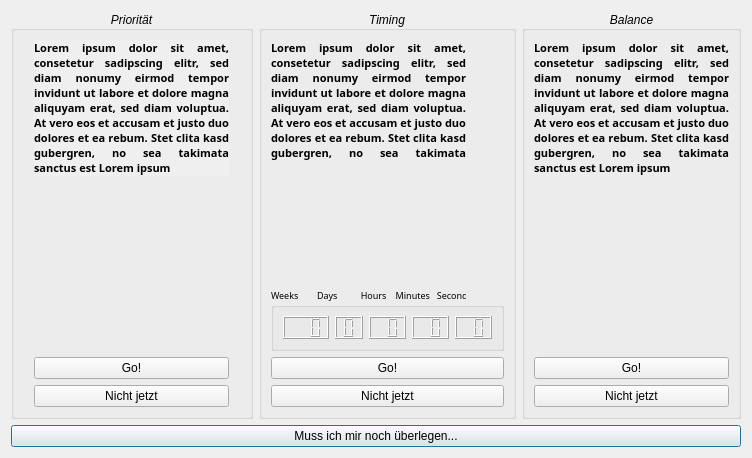
First picture: the form in src/watnu/ui/what_now.ui, repository amogorkon/watnu, before the edit.
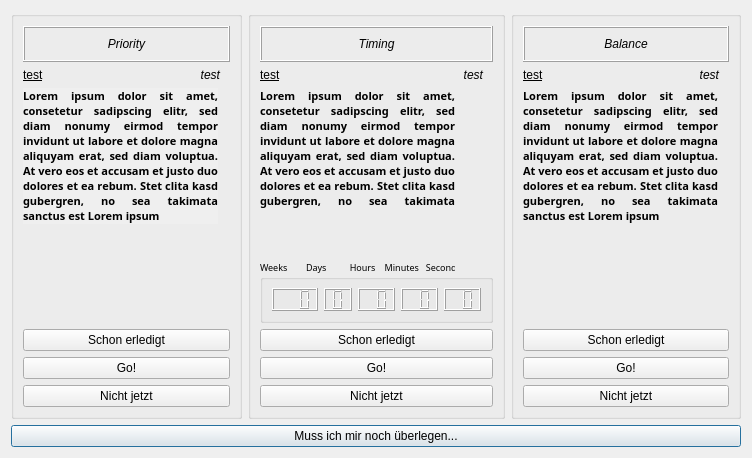
Second picture: the form after the edit.

Commit message: fixed many bugs; notes editable during task run

What changed in the file:
```diff
--- a/src/watnu/ui/what_now.ui
+++ b/src/watnu/ui/what_now.ui
@@ -28,7 +28,7 @@
      <item>
       <widget class="QGroupBox" name="priority">
        <property name="sizePolicy">
-        <sizepolicy hsizetype="Minimum" vsizetype="Preferred">
+        <sizepolicy hsizetype="Expanding" vsizetype="Expanding">
          <horstretch>0</horstretch>
          <verstretch>0</verstretch>
         </sizepolicy>
@@ -50,7 +50,7 @@
         <enum>Qt::TabFocus</enum>
        </property>
        <property name="title">
-        <string>Priorität</string>
+        <string/>
        </property>
        <property name="alignment">
         <set>Qt::AlignCenter</set>
@@ -62,74 +62,7 @@
         <bool>false</bool>
        </property>
        <layout class="QGridLayout" name="gridLayout">
-        <item row="0" column="0">
-         <widget class="QLabel" name="task_desc_priority">
-          <property name="sizePolicy">
-           <sizepolicy hsizetype="Fixed" vsizetype="Preferred">
-            <horstretch>0</horstretch>
-            <verstretch>0</verstretch>
-           </sizepolicy>
-          </property>
-          <property name="minimumSize">
-           <size>
-            <width>195</width>
-            <height>0</height>
-           </size>
-          </property>
-          <property name="font">
-           <font>
-            <family>Segoe MDL2 Assets</family>
-            <pointsize>8</pointsize>
-            <weight>75</weight>
-            <italic>false</italic>
-            <bold>true</bold>
-           </font>
-          </property>
-          <property name="mouseTracking">
-           <bool>false</bool>
-          </property>
-          <property name="toolTip">
-           <string notr="true"/>
-          </property>
-          <property name="autoFillBackground">
-           <bool>true</bool>
-          </property>
-          <property name="frameShape">
-           <enum>QFrame::NoFrame</enum>
-          </property>
-          <property name="text">
-           <string notr="true">Lorem ipsum dolor sit amet, consetetur sadipscing elitr, sed diam nonumy eirmod tempor invidunt ut labore et dolore magna aliquyam erat, sed diam voluptua. At vero eos et accusam et justo duo dolores et ea rebum. Stet clita kasd gubergren, no sea takimata sanctus est Lorem ipsum </string>
-          </property>
-          <property name="textFormat">
-           <enum>Qt::PlainText</enum>
-          </property>
-          <property name="alignment">
-           <set>Qt::AlignJustify|Qt::AlignTop</set>
-          </property>
-          <property name="wordWrap">
-           <bool>true</bool>
-          </property>
-          <property name="openExternalLinks">
-           <bool>false</bool>
-          </property>
-         </widget>
-        </item>
-        <item row="3" column="0">
-         <widget class="QPushButton" name="skip_priority">
-          <property name="font">
-           <font>
-            <italic>false</italic>
-           </font>
-          </property>
-          <property name="text">
-           <string>Nicht jetzt</string>
-          </property>
-          <property name="autoDefault">
-           <bool>false</bool>
-          </property>
-         </widget>
-        </item>
-        <item row="2" column="0">
+        <item row="8" column="0">
          <widget class="QPushButton" name="go_priority">
           <property name="font">
            <font>
@@ -147,7 +80,7 @@
           </property>
          </widget>
         </item>
-        <item row="1" column="0">
+        <item row="6" column="0">
          <spacer name="verticalSpacer">
           <property name="orientation">
            <enum>Qt::Vertical</enum>
@@ -160,13 +93,174 @@
           </property>
          </spacer>
         </item>
+        <item row="9" column="0">
+         <widget class="QPushButton" name="skip_priority">
+          <property name="font">
+           <font>
+            <italic>false</italic>
+           </font>
+          </property>
+          <property name="text">
+           <string>Nicht jetzt</string>
+          </property>
+          <property name="shortcut">
+           <string>1</string>
+          </property>
+          <property name="autoDefault">
+           <bool>false</bool>
+          </property>
+         </widget>
+        </item>
+        <item row="7" column="0">
+         <widget class="QPushButton" name="done_priority">
+          <property name="font">
+           <font>
+            <italic>false</italic>
+           </font>
+          </property>
+          <property name="text">
+           <string>Schon erledigt</string>
+          </property>
+          <property name="shortcut">
+           <string>7</string>
+          </property>
+         </widget>
+        </item>
+        <item row="5" column="0">
+         <widget class="QLabel" name="task_desc_priority">
+          <property name="sizePolicy">
+           <sizepolicy hsizetype="Fixed" vsizetype="Preferred">
+            <horstretch>0</horstretch>
+            <verstretch>0</verstretch>
+           </sizepolicy>
+          </property>
+          <property name="minimumSize">
+           <size>
+            <width>195</width>
+            <height>0</height>
+           </size>
+          </property>
+          <property name="font">
+           <font>
+            <family>Segoe MDL2 Assets</family>
+            <pointsize>8</pointsize>
+            <weight>75</weight>
+            <italic>false</italic>
+            <bold>true</bold>
+           </font>
+          </property>
+          <property name="mouseTracking">
+           <bool>false</bool>
+          </property>
+          <property name="toolTip">
+           <string notr="true"/>
+          </property>
+          <property name="autoFillBackground">
+           <bool>true</bool>
+          </property>
+          <property name="frameShape">
+           <enum>QFrame::NoFrame</enum>
+          </property>
+          <property name="text">
+           <string notr="true">Lorem ipsum dolor sit amet, consetetur sadipscing elitr, sed diam nonumy eirmod tempor invidunt ut labore et dolore magna aliquyam erat, sed diam voluptua. At vero eos et accusam et justo duo dolores et ea rebum. Stet clita kasd gubergren, no sea takimata sanctus est Lorem ipsum </string>
+          </property>
+          <property name="textFormat">
+           <enum>Qt::PlainText</enum>
+          </property>
+          <property name="alignment">
+           <set>Qt::AlignJustify|Qt::AlignTop</set>
+          </property>
+          <property name="wordWrap">
+           <bool>true</bool>
+          </property>
+          <property name="openExternalLinks">
+           <bool>false</bool>
+          </property>
+         </widget>
+        </item>
+        <item row="2" column="0">
+         <widget class="QFrame" name="frame">
+          <property name="sizePolicy">
+           <sizepolicy hsizetype="Expanding" vsizetype="Preferred">
+            <horstretch>0</horstretch>
+            <verstretch>0</verstretch>
+           </sizepolicy>
+          </property>
+          <property name="frameShape">
+           <enum>QFrame::Box</enum>
+          </property>
+          <property name="frameShadow">
+           <enum>QFrame::Raised</enum>
+          </property>
+          <layout class="QVBoxLayout" name="verticalLayout_3">
+           <item>
+            <widget class="QLabel" name="label_4">
+             <property name="text">
+              <string>Priority</string>
+             </property>
+             <property name="alignment">
+              <set>Qt::AlignCenter</set>
+             </property>
+            </widget>
+           </item>
+          </layout>
+         </widget>
+        </item>
+        <item row="3" column="0">
+         <layout class="QHBoxLayout" name="priority_header">
+          <property name="topMargin">
+           <number>0</number>
+          </property>
+          <item>
+           <widget class="QLabel" name="task_space_priority">
+            <property name="sizePolicy">
+             <sizepolicy hsizetype="Expanding" vsizetype="Minimum">
+              <horstretch>0</horstretch>
+              <verstretch>0</verstretch>
+             </sizepolicy>
+            </property>
+            <property name="font">
+             <font>
+              <italic>false</italic>
+              <underline>true</underline>
+             </font>
+            </property>
+            <property name="text">
+             <string>test</string>
+            </property>
+            <property name="alignment">
+             <set>Qt::AlignLeading|Qt::AlignLeft|Qt::AlignVCenter</set>
+            </property>
+           </widget>
+          </item>
+          <item>
+           <widget class="QLabel" name="activity_priority">
+            <property name="sizePolicy">
+             <sizepolicy hsizetype="Expanding" vsizetype="Minimum">
+              <horstretch>0</horstretch>
+              <verstretch>0</verstretch>
+             </sizepolicy>
+            </property>
+            <property name="text">
+             <string>test</string>
+            </property>
+            <property name="alignment">
+             <set>Qt::AlignRight|Qt::AlignTrailing|Qt::AlignVCenter</set>
+            </property>
+            <property name="indent">
+             <number>10</number>
+            </property>
+           </widget>
+          </item>
+         </layout>
+        </item>
        </layout>
       </widget>
      </item>
      <item>
       <widget class="QGroupBox" name="timing">
        <property name="sizePolicy">
-        <sizepolicy hsizetype="Fixed" vsizetype="Preferred">
+        <sizepolicy hsizetype="Expanding" vsizetype="Preferred">
          <horstretch>0</horstretch>
          <verstretch>0</verstretch>
         </sizepolicy>
@@ -177,13 +271,13 @@
         </font>
        </property>
        <property name="title">
-        <string>Timing</string>
+        <string/>
        </property>
        <property name="alignment">
         <set>Qt::AlignCenter</set>
        </property>
        <layout class="QGridLayout" name="gridLayout_2">
-        <item row="4" column="0">
+        <item row="6" column="0">
          <widget class="QGroupBox" name="groupBox_2">
           <property name="sizePolicy">
            <sizepolicy hsizetype="Preferred" vsizetype="Fixed">
@@ -287,25 +381,22 @@
           </layout>
          </widget>
         </item>
-        <item row="5" column="0">
-         <widget class="QPushButton" name="go_timing">
+        <item row="7" column="0">
+         <widget class="QPushButton" name="done_timing">
           <property name="font">
            <font>
             <italic>false</italic>
            </font>
           </property>
           <property name="text">
-           <string>Go!</string>
+           <string>Schon erledigt</string>
           </property>
           <property name="shortcut">
-           <string>5</string>
-          </property>
-          <property name="autoDefault">
-           <bool>false</bool>
+           <string>8</string>
           </property>
          </widget>
         </item>
-        <item row="2" column="0">
+        <item row="4" column="0">
          <widget class="QLabel" name="task_desc_timing">
           <property name="sizePolicy">
            <sizepolicy hsizetype="Fixed" vsizetype="Preferred">
@@ -354,22 +445,7 @@
           </property>
          </widget>
         </item>
-        <item row="6" column="0">
-         <widget class="QPushButton" name="skip_timing">
-          <property name="font">
-           <font>
-            <italic>false</italic>
-           </font>
-          </property>
-          <property name="text">
-           <string>Nicht jetzt</string>
-          </property>
-          <property name="autoDefault">
-           <bool>false</bool>
-          </property>
-         </widget>
-        </item>
-        <item row="3" column="0">
+        <item row="5" column="0">
          <spacer name="verticalSpacer_2">
           <property name="orientation">
            <enum>Qt::Vertical</enum>
@@ -382,13 +458,125 @@
           </property>
          </spacer>
         </item>
+        <item row="9" column="0">
+         <widget class="QPushButton" name="skip_timing">
+          <property name="font">
+           <font>
+            <italic>false</italic>
+           </font>
+          </property>
+          <property name="text">
+           <string>Nicht jetzt</string>
+          </property>
+          <property name="shortcut">
+           <string>2</string>
+          </property>
+          <property name="autoDefault">
+           <bool>false</bool>
+          </property>
+         </widget>
+        </item>
+        <item row="8" column="0">
+         <widget class="QPushButton" name="go_timing">
+          <property name="font">
+           <font>
+            <italic>false</italic>
+           </font>
+          </property>
+          <property name="text">
+           <string>Go!</string>
+          </property>
+          <property name="shortcut">
+           <string>5</string>
+          </property>
+          <property name="autoDefault">
+           <bool>false</bool>
+          </property>
+         </widget>
+        </item>
+        <item row="2" column="0">
+         <layout class="QHBoxLayout" name="timing_header">
+          <property name="topMargin">
+           <number>0</number>
+          </property>
+          <item>
+           <widget class="QLabel" name="task_space_timing">
+            <property name="sizePolicy">
+             <sizepolicy hsizetype="Expanding" vsizetype="Minimum">
+              <horstretch>0</horstretch>
+              <verstretch>0</verstretch>
+             </sizepolicy>
+            </property>
+            <property name="font">
+             <font>
+              <italic>false</italic>
+              <underline>true</underline>
+             </font>
+            </property>
+            <property name="text">
+             <string>test</string>
+            </property>
+            <property name="alignment">
+             <set>Qt::AlignLeading|Qt::AlignLeft|Qt::AlignVCenter</set>
+            </property>
+           </widget>
+          </item>
+          <item>
+           <widget class="QLabel" name="activity_timing">
+            <property name="sizePolicy">
+             <sizepolicy hsizetype="Expanding" vsizetype="Minimum">
+              <horstretch>0</horstretch>
+              <verstretch>0</verstretch>
+             </sizepolicy>
+            </property>
+            <property name="text">
+             <string>test</string>
+            </property>
+            <property name="alignment">
+             <set>Qt::AlignRight|Qt::AlignTrailing|Qt::AlignVCenter</set>
+            </property>
+            <property name="indent">
+             <number>10</number>
+            </property>
+           </widget>
+          </item>
+         </layout>
+        </item>
+        <item row="0" column="0">
+         <widget class="QFrame" name="frame_2">
+          <property name="sizePolicy">
+           <sizepolicy hsizetype="Expanding" vsizetype="Preferred">
+            <horstretch>0</horstretch>
+            <verstretch>0</verstretch>
+           </sizepolicy>
+          </property>
+          <property name="frameShape">
+           <enum>QFrame::Box</enum>
+          </property>
+          <property name="frameShadow">
+           <enum>QFrame::Raised</enum>
+          </property>
+          <layout class="QVBoxLayout" name="verticalLayout_2">
+           <item>
+            <widget class="QLabel" name="label_2">
+             <property name="text">
+              <string>Timing</string>
+             </property>
+             <property name="alignment">
+              <set>Qt::AlignCenter</set>
+             </property>
+            </widget>
+           </item>
+          </layout>
+         </widget>
+        </item>
        </layout>
       </widget>
      </item>
      <item>
       <widget class="QGroupBox" name="balance">
        <property name="sizePolicy">
-        <sizepolicy hsizetype="Fixed" vsizetype="Preferred">
+        <sizepolicy hsizetype="Expanding" vsizetype="Expanding">
          <horstretch>0</horstretch>
          <verstretch>0</verstretch>
         </sizepolicy>
@@ -411,62 +599,28 @@
         <bool>false</bool>
        </property>
        <property name="title">
-        <string>Balance</string>
+        <string/>
        </property>
        <property name="alignment">
         <set>Qt::AlignCenter</set>
        </property>
        <layout class="QGridLayout" name="gridLayout_3">
-        <item row="1" column="1">
-         <widget class="QLabel" name="task_desc_balanced">
-          <property name="sizePolicy">
-           <sizepolicy hsizetype="Fixed" vsizetype="Preferred">
-            <horstretch>0</horstretch>
-            <verstretch>0</verstretch>
-           </sizepolicy>
-          </property>
-          <property name="minimumSize">
-           <size>
-            <width>195</width>
-            <height>0</height>
-           </size>
-          </property>
+        <item row="5" column="1">
+         <widget class="QPushButton" name="done_balanced">
           <property name="font">
            <font>
-            <family>Segoe MDL2 Assets</family>
-            <pointsize>8</pointsize>
-            <weight>75</weight>
             <italic>false</italic>
-            <bold>true</bold>
            </font>
           </property>
-          <property name="mouseTracking">
-           <bool>false</bool>
-          </property>
-          <property name="toolTip">
-           <string notr="true"/>
-          </property>
-          <property name="frameShape">
-           <enum>QFrame::NoFrame</enum>
-          </property>
           <property name="text">
-           <string notr="true">Lorem ipsum dolor sit amet, consetetur sadipscing elitr, sed diam nonumy eirmod tempor invidunt ut labore et dolore magna aliquyam erat, sed diam voluptua. At vero eos et accusam et justo duo dolores et ea rebum. Stet clita kasd gubergren, no sea takimata sanctus est Lorem ipsum </string>
+           <string>Schon erledigt</string>
           </property>
-          <property name="textFormat">
-           <enum>Qt::PlainText</enum>
-          </property>
-          <property name="alignment">
-           <set>Qt::AlignJustify|Qt::AlignTop</set>
-          </property>
-          <property name="wordWrap">
-           <bool>true</bool>
-          </property>
-          <property name="openExternalLinks">
-           <bool>false</bool>
+          <property name="shortcut">
+           <string>9</string>
           </property>
          </widget>
         </item>
-        <item row="4" column="1">
+        <item row="7" column="1">
          <widget class="QPushButton" name="skip_balanced">
           <property name="font">
            <font>
@@ -482,6 +636,55 @@
          </widget>
         </item>
         <item row="3" column="1">
+         <widget class="QLabel" name="task_desc_balanced">
+          <property name="sizePolicy">
+           <sizepolicy hsizetype="Fixed" vsizetype="Preferred">
+            <horstretch>0</horstretch>
+            <verstretch>0</verstretch>
+           </sizepolicy>
+          </property>
+          <property name="minimumSize">
+           <size>
+            <width>195</width>
+            <height>0</height>
+           </size>
+          </property>
+          <property name="font">
+           <font>
+            <family>Segoe MDL2 Assets</family>
+            <pointsize>8</pointsize>
+            <weight>75</weight>
+            <italic>false</italic>
+            <bold>true</bold>
+           </font>
+          </property>
+          <property name="mouseTracking">
+           <bool>false</bool>
+          </property>
+          <property name="toolTip">
+           <string notr="true"/>
+          </property>
+          <property name="frameShape">
+           <enum>QFrame::NoFrame</enum>
+          </property>
+          <property name="text">
+           <string notr="true">Lorem ipsum dolor sit amet, consetetur sadipscing elitr, sed diam nonumy eirmod tempor invidunt ut labore et dolore magna aliquyam erat, sed diam voluptua. At vero eos et accusam et justo duo dolores et ea rebum. Stet clita kasd gubergren, no sea takimata sanctus est Lorem ipsum </string>
+          </property>
+          <property name="textFormat">
+           <enum>Qt::PlainText</enum>
+          </property>
+          <property name="alignment">
+           <set>Qt::AlignJustify|Qt::AlignTop</set>
+          </property>
+          <property name="wordWrap">
+           <bool>true</bool>
+          </property>
+          <property name="openExternalLinks">
+           <bool>false</bool>
+          </property>
+         </widget>
+        </item>
+        <item row="6" column="1">
          <widget class="QPushButton" name="go_balanced">
           <property name="font">
            <font>
@@ -499,7 +702,7 @@
           </property>
          </widget>
         </item>
-        <item row="2" column="1">
+        <item row="4" column="1">
          <spacer name="verticalSpacer_3">
           <property name="orientation">
            <enum>Qt::Vertical</enum>
@@ -512,6 +715,82 @@
           </property>
          </spacer>
         </item>
+        <item row="1" column="1">
+         <layout class="QHBoxLayout" name="balance_header">
+          <property name="topMargin">
+           <number>0</number>
+          </property>
+          <item>
+           <widget class="QLabel" name="task_space_balanced">
+            <property name="sizePolicy">
+             <sizepolicy hsizetype="Expanding" vsizetype="Minimum">
+              <horstretch>0</horstretch>
+              <verstretch>0</verstretch>
+             </sizepolicy>
+            </property>
+            <property name="font">
+             <font>
+              <italic>false</italic>
+              <underline>true</underline>
+             </font>
+            </property>
+            <property name="text">
+             <string>test</string>
+            </property>
+            <property name="alignment">
+             <set>Qt::AlignLeading|Qt::AlignLeft|Qt::AlignVCenter</set>
+            </property>
+           </widget>
+          </item>
+          <item>
+           <widget class="QLabel" name="activity_balanced">
+            <property name="sizePolicy">
+             <sizepolicy hsizetype="Expanding" vsizetype="Minimum">
+              <horstretch>0</horstretch>
+              <verstretch>0</verstretch>
+             </sizepolicy>
+            </property>
+            <property name="text">
+             <string>test</string>
+            </property>
+            <property name="alignment">
+             <set>Qt::AlignRight|Qt::AlignTrailing|Qt::AlignVCenter</set>
+            </property>
+            <property name="indent">
+             <number>10</number>
+            </property>
+           </widget>
+          </item>
+         </layout>
+        </item>
+        <item row="0" column="1">
+         <widget class="QFrame" name="frame_3">
+          <property name="sizePolicy">
+           <sizepolicy hsizetype="Expanding" vsizetype="Preferred">
+            <horstretch>0</horstretch>
+            <verstretch>0</verstretch>
+           </sizepolicy>
+          </property>
+          <property name="frameShape">
+           <enum>QFrame::Box</enum>
+          </property>
+          <property name="frameShadow">
+           <enum>QFrame::Raised</enum>
+          </property>
+          <layout class="QHBoxLayout" name="horizontalLayout_6">
+           <item>
+            <widget class="QLabel" name="label_3">
+             <property name="text">
+              <string>Balance</string>
+             </property>
+             <property name="alignment">
+              <set>Qt::AlignCenter</set>
+             </property>
+            </widget>
+           </item>
+          </layout>
+         </widget>
+        </item>
        </layout>
       </widget>
      </item>
```
Left out of the diff: 3 changed lines with no effect on the pictures. The commit also changes 27 other files.
